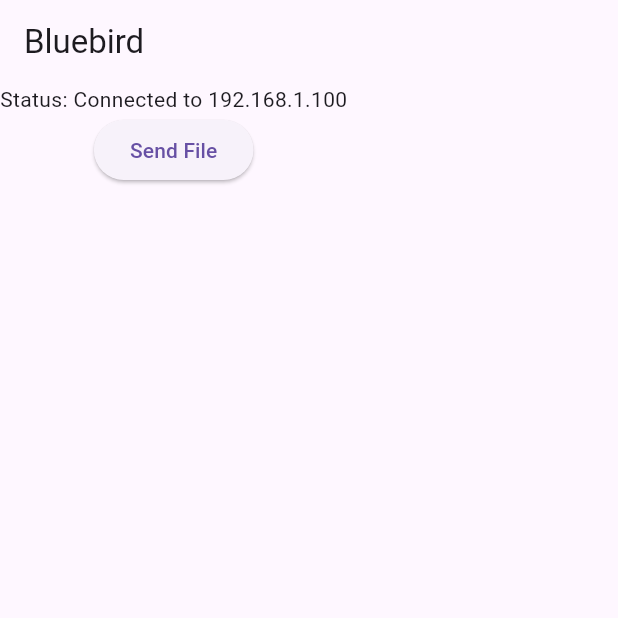
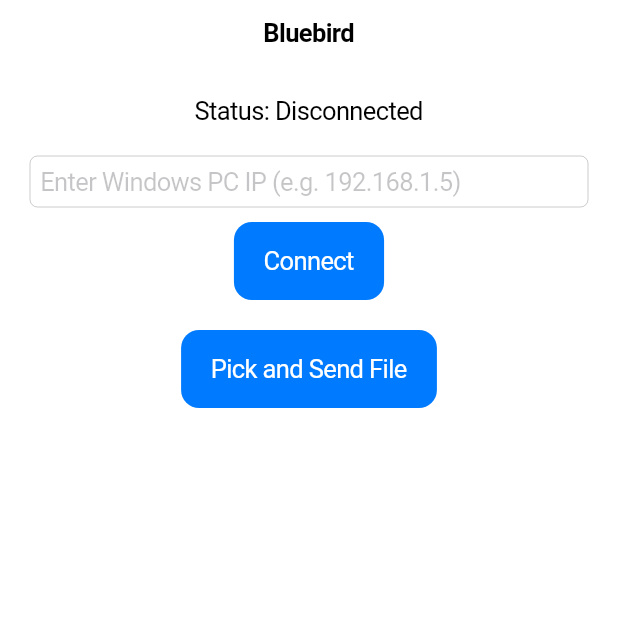
Before and after one commit to Wasilewsk/bluebird, a Flutter app: the screen it shows after launch, on a phone screen of 412 x 824 dp, the top half of it. Run offline on Flutter 3.47's test engine with Material 3 defaults, Android fonts, the phone set to English and light mode, and no system bars; our stand-ins replace file_picker.

Commit message:
Final: Robust binding and IP fallback UI

```diff
--- a/bluebird_ios/lib/main.dart
+++ b/bluebird_ios/lib/main.dart
@@ -1,8 +1,9 @@
-import 'package:flutter/material.dart';
-import 'package:web_socket_channel/web_socket_channel.dart';
-import 'package:connectivity_plus/connectivity_plus.dart';
 import 'dart:convert';
 import 'dart:io';
+import 'package:flutter/cupertino.dart';
+import 'package:web_socket_channel/web_socket_channel.dart';
+import 'package:file_picker/file_picker.dart';
+import 'package:path/path.dart' as p;
 
 void main() {
   runApp(const BluebirdApp());
@@ -13,10 +14,10 @@ class BluebirdApp extends StatelessWidget {
 
   @override
   Widget build(BuildContext context) {
-    return MaterialApp(
+    return const CupertinoApp(
       title: 'Bluebird',
-      theme: ThemeData(primarySwatch: Colors.blue, useMaterial3: true),
-      home: const FileTransferPage(),
+      theme: CupertinoThemeData(brightness: Brightness.light),
+      home: FileTransferPage(),
     );
   }
 }
@@ -30,41 +31,71 @@ class FileTransferPage extends StatefulWidget {
 
 class _FileTransferPageState extends State<FileTransferPage> {
   WebSocketChannel? channel;
-  String status = 'Searching...';
+  String status = 'Disconnected';
+  final TextEditingController _ipController = TextEditingController();
 
-  @override
-  void initState() {
-    super.initState();
-    _discoverAndConnect();
-  }
-
-  // Simplified discovery: User selects device or scan network
-  // In a full implementation, use network scanning here
-  Future<void> _discoverAndConnect() async {
-    // Mock discovery: In production, scan local IP range
-    String targetIp = "192.168.1.100"; // Example
+  void _connect(String ip) {
+    setState(() => status = 'Connecting to $ip...');
     try {
-      channel = WebSocketChannel.connect(Uri.parse('ws://$targetIp:8080'));
-      setState(() => status = 'Connected to $targetIp');
+      channel = WebSocketChannel.connect(Uri.parse('ws://$ip:8080'));
+      channel!.stream.listen((message) {
+        setState(() => status = 'Received: $message');
+      }, onDone: () {
+        setState(() => status = 'Disconnected');
+      }, onError: (error) {
+        setState(() => status = 'Error: $error');
+      });
+      setState(() => status = 'Connected to $ip');
     } catch (e) {
-      setState(() => status = 'Failed to connect');
+      setState(() => status = 'Connection Error');
     }
   }
 
-  void _sendFile() {
-    // Add logic to pick file and stream
-    channel?.sink.add(jsonEncode({"type": "file_transfer", "payload": {"filename": "test.txt"}}));
+  Future<void> _pickAndSendFile() async {
+    FilePickerResult? result = await FilePicker.platform.pickFiles();
+    if (result != null) {
+      File file = File(result.files.single.path!);
+      String filename = p.basename(file.path);
+      List<int> bytes = await file.readAsBytes();
+
+      channel?.sink.add(jsonEncode({
+        "type": "file_transfer_init",
+        "payload": {"filename": filename, "size": bytes.length}
+      }));
+      channel?.sink.add(bytes);
+      setState(() => status = 'Sent: $filename');
+    }
   }
 
   @override
   Widget build(BuildContext context) {
-    return Scaffold(
-      appBar: AppBar(title: const Text('Bluebird')),
-      body: Column(
-        children: [
-          Text('Status: $status'),
-          ElevatedButton(onPressed: _sendFile, child: Text('Send File')),
-        ],
+    return CupertinoPageScaffold(
+      navigationBar: const CupertinoNavigationBar(middle: Text('Bluebird')),
+      child: SafeArea(
+        child: Padding(
+          padding: const EdgeInsets.all(20.0),
+          child: Column(
+            children: [
+              Text('Status: $status', style: CupertinoTheme.of(context).textTheme.textStyle),
+              const SizedBox(height: 20),
+              CupertinoTextField(
+                controller: _ipController,
+                placeholder: 'Enter Windows PC IP (e.g. 192.168.1.5)',
+                keyboardType: TextInputType.number,
+              ),
+              const SizedBox(height: 10),
+              CupertinoButton.filled(
+                onPressed: () => _connect(_ipController.text),
+                child: const Text('Connect'),
+              ),
+              const SizedBox(height: 20),
+              CupertinoButton.filled(
+                onPressed: _pickAndSendFile,
+                child: const Text('Pick and Send File'),
+              ),
+            ],
+          ),
+        ),
       ),
     );
   }
--- a/bluebird_ios/pubspec.yaml
+++ b/bluebird_ios/pubspec.yaml
@@ -37,6 +37,8 @@ dependencies:
   web_socket_channel: ^3.0.3
   network_info_plus: ^8.1.0
   connectivity_plus: ^6.0.0
+  file_picker: ^3.0.4
+  path_provider: ^2.1.5
 
 dev_dependencies:
   flutter_test:
```
Also changed, not shown: 3 other files.
